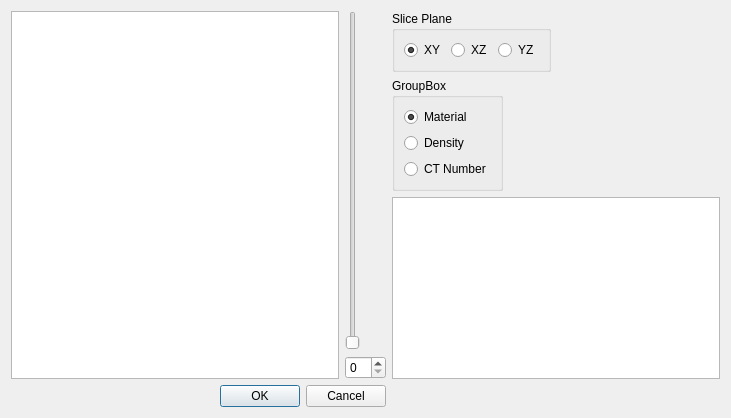
eNorris/thesis, file doctors/gui/geomdialog.ui: the form before one commit.
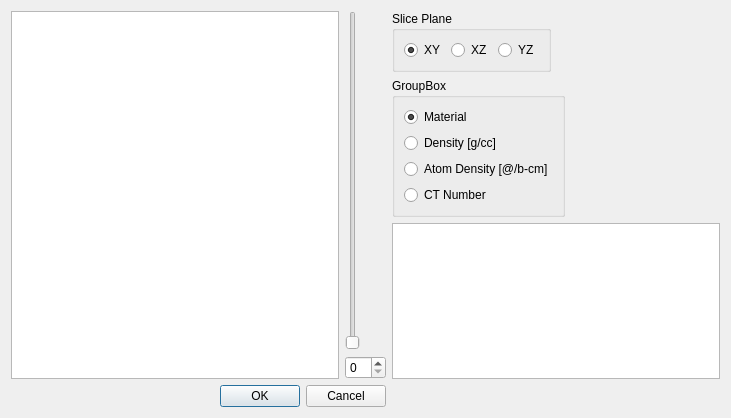
The form after the commit. Custom widgets are drawn as their Qt base class.

Commit message: Moved some auxilary information to the MaterialUtils class Fixed the raytracer algorithm Updated the GUI to accomodate changes Added a energy dependence to the solution explorer

The edit to the form file:
```diff
--- a/doctors/gui/geomdialog.ui
+++ b/doctors/gui/geomdialog.ui
@@ -128,7 +128,14 @@
         <item>
          <widget class="QRadioButton" name="densityRadioButton">
           <property name="text">
-           <string>Density</string>
+           <string>Density [g/cc]</string>
+          </property>
+         </widget>
+        </item>
+        <item>
+         <widget class="QRadioButton" name="atomDensityRadioButton">
+          <property name="text">
+           <string>Atom Density [@/b-cm]</string>
           </property>
          </widget>
         </item>
```
The commit also changes 14 other files.
